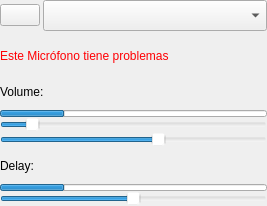
This is UI/audioMonitor.ui in Gemmstone/PyNGtuber as Qt 5 draws it before an edit. The edited form follows.
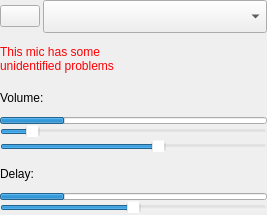
This is the edited form. Icons and pictures are not drawn.

```diff
--- a/UI/audioMonitor.ui
+++ b/UI/audioMonitor.ui
@@ -7,7 +7,7 @@
     <x>0</x>
     <y>0</y>
     <width>267</width>
-    <height>206</height>
+    <height>215</height>
    </rect>
   </property>
   <property name="windowTitle">
@@ -108,7 +108,8 @@
       <string notr="true">color: rgb(255, 0, 4);</string>
      </property>
      <property name="text">
-      <string>Este Micrófono tiene problemas</string>
+      <string>This mic has some
+unidentified problems</string>
      </property>
     </widget>
    </item>
```
